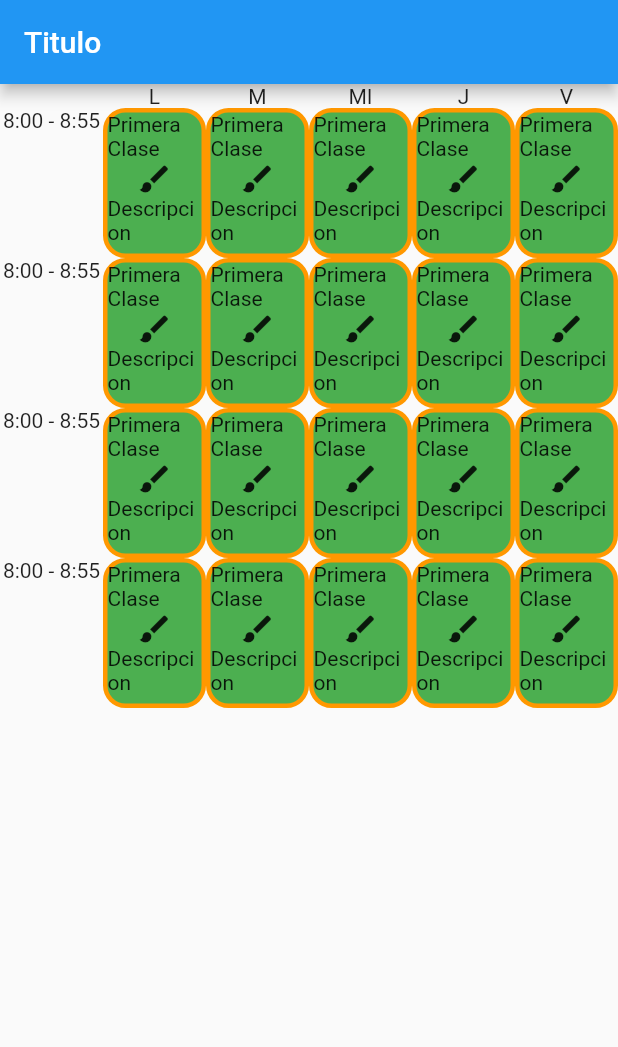
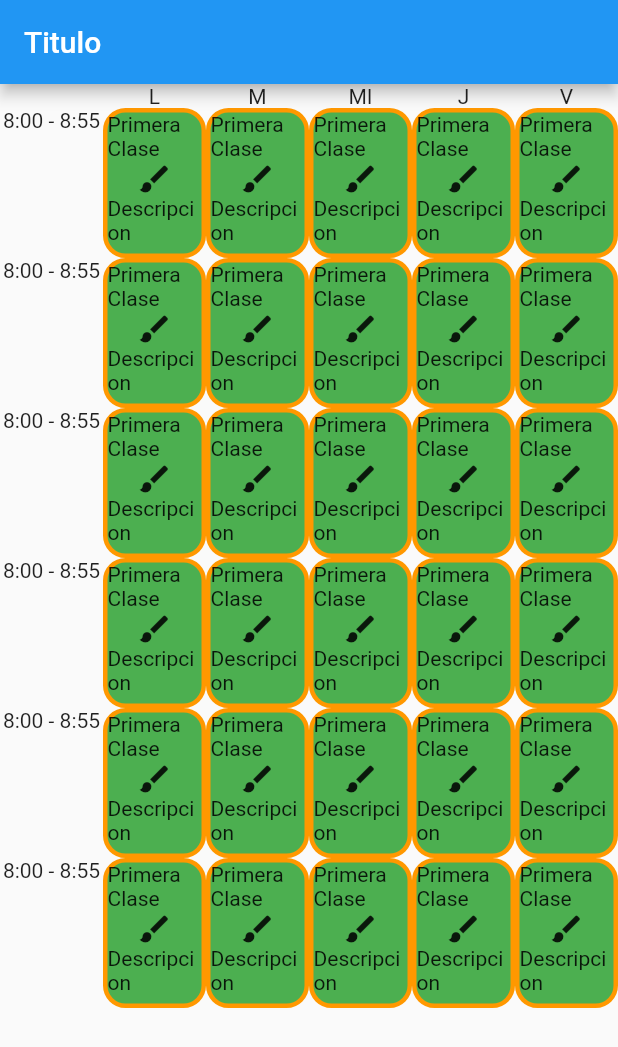
Before and after one commit to mrikerra678/CalendarioFlutter, a Flutter app: the screen it shows after launch, on a phone screen of 412 x 824 dp. Shown: the top 1047 px of the screen. Run offline on Flutter 3.47's test engine with Material 2 defaults, Android fonts, the phone set to English and light mode, and no system bars.

Commit message:
Fila del calendario

```diff
--- a/lib/main.dart
+++ b/lib/main.dart
@@ -79,11 +79,11 @@ class _MyHomePageState extends State<MyHomePage> {
             child: Text("V"),
           ),
         ]),
-        for(int y =0;y<numHorario;y++)...{
+        for(int y =0;y<numHoras;y++)...{
            TableRow(
           children: [
             Center(
-             child:Text("8:00 - 8:55"),
+             child:Text("8:00 - 8:55",textAlign: TextAlign.justify),
             ),
             for (int i = 0; i <= numHorario; i++) ...{
               Column(
```
